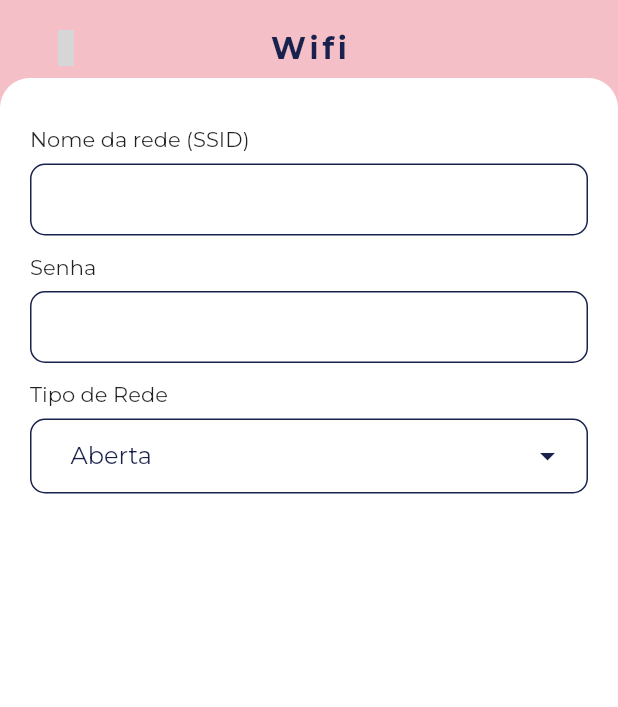
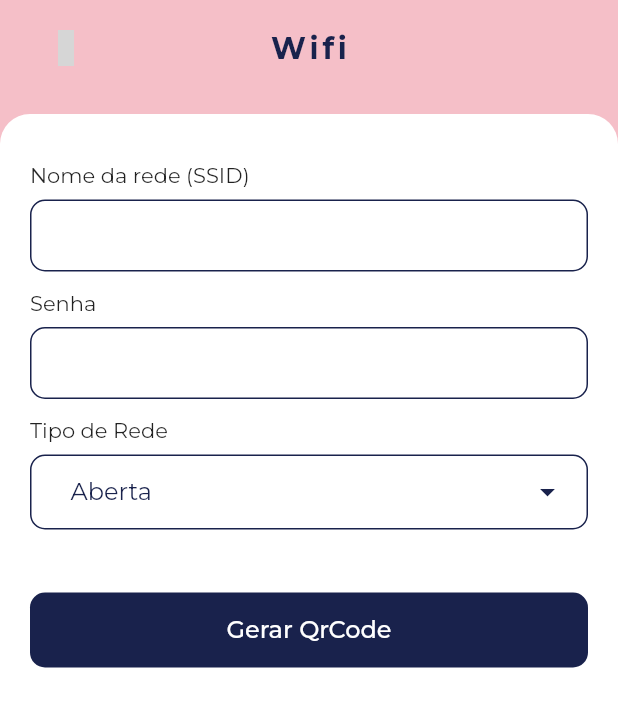
Before and after one commit to renankanu/app_rkode, a Flutter app: the screen it shows after launch, after a tap on "Wifi", on a phone screen of 412 x 824 dp. Shown: the top 707 px of the screen. Run offline on Flutter 3.47's test engine with Material 2 defaults, Android fonts, the light colour scheme and no system bars; our stand-ins replace eva_icons_flutter, flutter_staggered_animations, get, google_fonts; project files that could hold a hidden picture were left out; grey boxes are pictures that could not be loaded.

Commit message:
refactor: base button, remove Ink widget

```diff
--- a/lib/app/modules/wifi/views/wifi_view.dart
+++ b/lib/app/modules/wifi/views/wifi_view.dart
@@ -20,6 +20,7 @@ class WifiView extends GetView<WifiController> {
               title: 'Wifi',
             ),
           ),
+          const SizedBox(height: 24),
           Expanded(
             child: BaseContainer(
               child: Padding(
@@ -29,6 +30,7 @@ class WifiView extends GetView<WifiController> {
                 ),
                 child: Column(
                   crossAxisAlignment: CrossAxisAlignment.start,
+                  mainAxisSize: MainAxisSize.max,
                   children: AnimationConfiguration.toStaggeredList(
                     childAnimationBuilder: (widget) => SlideAnimation(
                       horizontalOffset: 100,
@@ -94,7 +96,13 @@ class WifiView extends GetView<WifiController> {
                             ),
                           ),
                         ),
-                      )
+                      ),
+                      const SizedBox(height: 42),
+                      BaseButton(
+                        label: 'Gerar QrCode',
+                        onPressed: () {},
+                        backgroundColor: BaseColor.bunting,
+                      ),
                     ],
                   ),
                 ),
--- a/lib/app/shared/widgets/base_button.dart
+++ b/lib/app/shared/widgets/base_button.dart
@@ -5,32 +5,33 @@ import '../base_color.dart';
 class BaseButton extends StatelessWidget {
   const BaseButton({
     Key? key,
-    required this.icon,
+    this.icon,
     required this.label,
     required this.onPressed,
+    this.backgroundColor = BaseColor.tanHide,
   }) : super(key: key);
 
-  final IconData icon;
+  final IconData? icon;
   final String label;
   final Function() onPressed;
+  final Color? backgroundColor;
 
   @override
   Widget build(BuildContext context) {
     return Container(
       margin: const EdgeInsets.only(bottom: 10),
-      child: Ink(
-        height: 50,
-        width: double.infinity,
-        decoration: BoxDecoration(
-          borderRadius: BorderRadius.circular(10),
-          color: BaseColor.tanHide,
-        ),
       child: InkWell(
         onTap: onPressed,
         customBorder: RoundedRectangleBorder(
           borderRadius: BorderRadius.circular(10),
         ),
         child: Container(
+          height: 50,
+          width: double.infinity,
+          decoration: BoxDecoration(
+            borderRadius: BorderRadius.circular(10),
+            color: backgroundColor,
+          ),
           padding: const EdgeInsets.symmetric(horizontal: 20),
           child: Stack(
             children: [
@@ -55,7 +56,6 @@ class BaseButton extends StatelessWidget {
           ),
         ),
       ),
-      ),
     );
   }
 }
```
Lines whose indentation alone changed are shown as unchanged.
